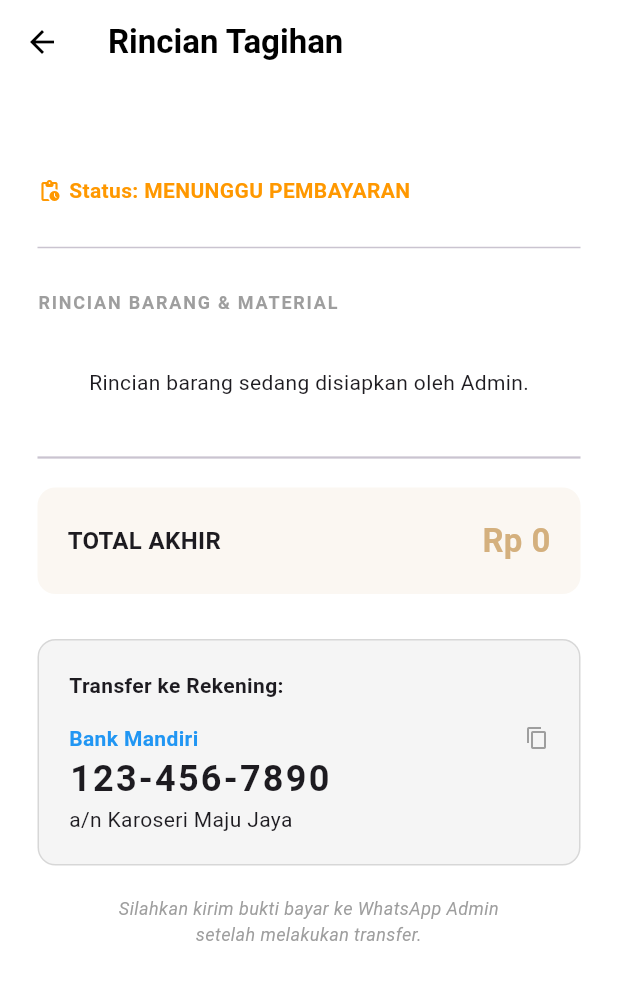
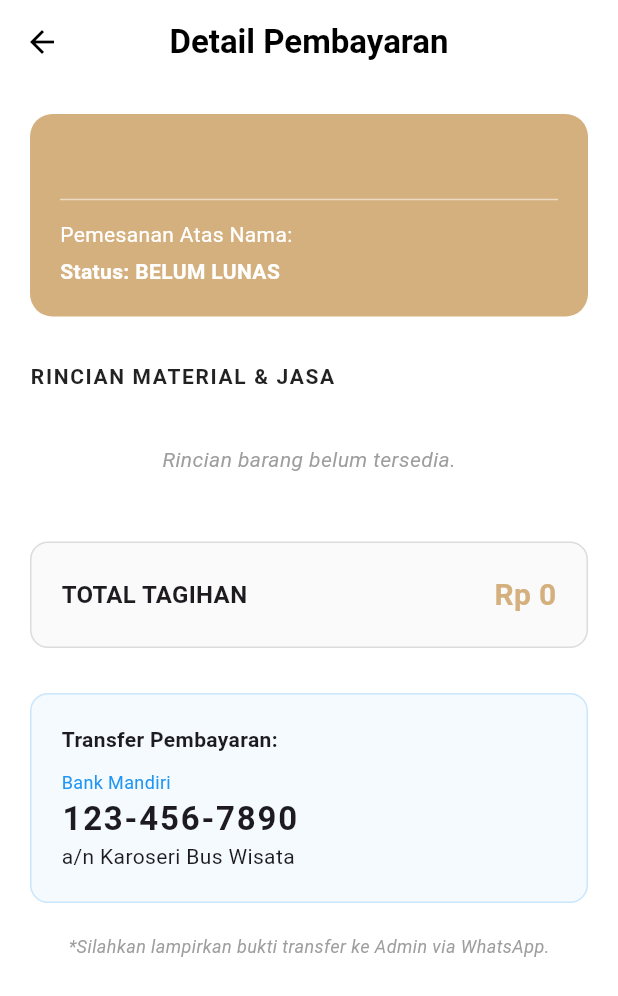
Before and after one commit to justin-rar/karoseri_mobile, a Flutter app: the DetailBayarPage screen opened directly with empty values, on a phone screen of 412 x 824 dp. Shown: the top 996 px of the screen. Run offline on Flutter 3.47's test engine with Material 3 defaults, Android fonts, the phone set to English and light mode, and no system bars; our stand-ins replace carousel_slider, image_picker, supabase_flutter; accounts and stored records are empty.

Commit message:
perbaikan pada halaman customer mengenai lihat progress

```diff
--- a/lib/dashboard/customer/features/invoice/detail_bayar_page.dart
+++ b/lib/dashboard/customer/features/invoice/detail_bayar_page.dart
@@ -14,7 +14,7 @@ class DetailBayarPage extends StatefulWidget {
 class _DetailBayarPageState extends State<DetailBayarPage> {
   final supabase = Supabase.instance.client;
 
-  // Formatter untuk Rupiah
+  // Formatter Mata Uang Rupiah
   final formatter = NumberFormat.currency(
     locale: 'id_ID',
     symbol: 'Rp ',
@@ -23,15 +23,17 @@ class _DetailBayarPageState extends State<DetailBayarPage> {
 
   @override
   Widget build(BuildContext context) {
+    // Ambil ID Project dari data yang dikirim halaman sebelumnya
     final idProject = widget.projectData['id_project'];
 
-    // Ambil total tagihan yang sudah di-update Manager
+    // Ambil Total Tagihan (data dari tabel projects)
     double totalTagihan =
         double.tryParse(
           widget.projectData['total_tagihan']?.toString() ?? '0',
         ) ??
         0;
 
+    // Cek Status Pembayaran
     bool isLunas =
         widget.projectData['status_bayar']?.toString().toLowerCase() == 'lunas';
 
@@ -40,59 +42,74 @@ class _DetailBayarPageState extends State<DetailBayarPage> {
       appBar: AppBar(
         backgroundColor: Colors.white,
         elevation: 0,
+        centerTitle: true,
         title: const Text(
-          "Rincian Tagihan",
+          "Detail Pembayaran",
           style: TextStyle(color: Colors.black, fontWeight: FontWeight.bold),
         ),
         leading: const BackButton(color: Colors.black),
       ),
       body: SingleChildScrollView(
-        padding: const EdgeInsets.all(25),
+        padding: const EdgeInsets.all(20),
         child: Column(
           crossAxisAlignment: CrossAxisAlignment.start,
           children: [
-            // --- HEADER INFO ---
+            // --- BAGIAN HEADER ---
+            Container(
+              width: double.infinity,
+              padding: const EdgeInsets.all(20),
+              decoration: BoxDecoration(
+                color: const Color(0xFFD4B07E), // Warna coklat muda karoseri
+                borderRadius: BorderRadius.circular(15),
+              ),
+              child: Column(
+                crossAxisAlignment: CrossAxisAlignment.start,
+                children: [
                   Text(
-              widget.projectData['nama_project']?.toString().toUpperCase() ??
+                    widget.projectData['nama_project']
+                            ?.toString()
+                            .toUpperCase() ??
                         "PROJECT",
-              style: const TextStyle(fontSize: 22, fontWeight: FontWeight.bold),
+                    style: const TextStyle(
+                      fontSize: 20,
+                      fontWeight: FontWeight.bold,
+                      color: Colors.white,
+                    ),
+                  ),
+                  const Divider(color: Colors.white54),
+                  const SizedBox(height: 5),
+                  Text(
+                    "Pemesanan Atas Nama: ${widget.projectData['nama_pemesan'] ?? '-'}",
+                    style: const TextStyle(color: Colors.white, fontSize: 14),
                   ),
                   const SizedBox(height: 5),
-            Row(
-              children: [
-                Icon(
-                  isLunas ? Icons.check_circle : Icons.pending_actions_rounded,
-                  size: 16,
-                  color: isLunas ? Colors.green : Colors.orange,
-                ),
-                const SizedBox(width: 5),
                   Text(
-                  "Status: ${isLunas ? 'LUNAS' : 'MENUNGGU PEMBAYARAN'}",
-                  style: TextStyle(
-                    color: isLunas ? Colors.green : Colors.orange,
+                    "Status: ${isLunas ? 'LUNAS' : 'BELUM LUNAS'}",
+                    style: const TextStyle(
+                      color: Colors.white,
                       fontWeight: FontWeight.bold,
+                      fontSize: 14,
                     ),
                   ),
                 ],
               ),
-
-            const Padding(
-              padding: EdgeInsets.symmetric(vertical: 20),
-              child: Divider(),
             ),
 
+            const SizedBox(height: 30),
+
+            // --- TABEL RINCIAN BARANG ---
             const Text(
-              "RINCIAN BARANG & MATERIAL",
+              "RINCIAN MATERIAL & JASA",
               style: TextStyle(
-                fontSize: 12,
+                fontSize: 14,
                 fontWeight: FontWeight.bold,
-                color: Colors.grey,
-                letterSpacing: 1.2,
+                color: Colors.black87,
+                letterSpacing: 1.1,
               ),
             ),
             const SizedBox(height: 15),
 
-            // --- FETCH DATA DARI projects_item ---
+            // Mengambil data item dari tabel projects_item
             FutureBuilder<List<Map<String, dynamic>>>(
               future: supabase
                   .from('projects_item')
@@ -101,16 +118,25 @@ class _DetailBayarPageState extends State<DetailBayarPage> {
               builder: (context, snapshot) {
                 if (snapshot.connectionState == ConnectionState.waiting) {
                   return const Center(
-                    child: LinearProgressIndicator(color: Color(0xFFD4B07E)),
+                    child: Padding(
+                      padding: EdgeInsets.all(20),
+                      child: CircularProgressIndicator(
+                        color: Color(0xFFD4B07E),
+                      ),
+                    ),
                   );
                 }
 
                 if (!snapshot.hasData || snapshot.data!.isEmpty) {
-                  return const Center(
-                    child: Padding(
-                      padding: EdgeInsets.all(20.0),
+                  return const Padding(
+                    padding: EdgeInsets.symmetric(vertical: 20),
+                    child: Center(
                       child: Text(
-                        "Rincian barang sedang disiapkan oleh Admin.",
+                        "Rincian barang belum tersedia.",
+                        style: TextStyle(
+                          fontStyle: FontStyle.italic,
+                          color: Colors.grey,
+                        ),
                       ),
                     ),
                   );
@@ -118,80 +144,113 @@ class _DetailBayarPageState extends State<DetailBayarPage> {
 
                 final items = snapshot.data!;
 
-                return ListView.builder(
-                  shrinkWrap: true,
-                  physics: const NeverScrollableScrollPhysics(),
-                  itemCount: items.length,
-                  itemBuilder: (context, index) {
-                    final item = items[index];
-
-                    // SESUAIKAN DENGAN NAMA KOLOM DI DATABASE
-                    double harga =
-                        double.tryParse(item['harga']?.toString() ?? '0') ?? 0;
-                    int qty = int.tryParse(item['qty']?.toString() ?? '0') ?? 0;
-                    double subtotal = harga * qty;
-
-                    return Padding(
-                      padding: const EdgeInsets.only(bottom: 15),
-                      child: Row(
-                        mainAxisAlignment: MainAxisAlignment.spaceBetween,
+                return Column(
+                  children: [
+                    // Header Baris
+                    Container(
+                      padding: const EdgeInsets.symmetric(vertical: 10),
+                      decoration: const BoxDecoration(
+                        border: Border(
+                          bottom: BorderSide(color: Colors.black12),
+                        ),
+                      ),
+                      child: const Row(
                         children: [
                           Expanded(
-                            child: Column(
-                              crossAxisAlignment: CrossAxisAlignment.start,
-                              children: [
-                                Text(
-                                  item['nama_barang'] ?? "Item Tanpa Nama",
-                                  style: const TextStyle(
-                                    fontWeight: FontWeight.w600,
-                                    fontSize: 15,
+                            flex: 3,
+                            child: Text(
+                              "Barang",
+                              style: TextStyle(fontWeight: FontWeight.bold),
                             ),
                           ),
-                                Text(
-                                  "$qty unit x ${formatter.format(harga)}",
-                                  style: const TextStyle(
-                                    fontSize: 13,
-                                    color: Colors.grey,
+                          Expanded(
+                            flex: 1,
+                            child: Text(
+                              "Qty",
+                              style: TextStyle(fontWeight: FontWeight.bold),
+                              textAlign: TextAlign.center,
+                            ),
+                          ),
+                          Expanded(
+                            flex: 2,
+                            child: Text(
+                              "Total",
+                              style: TextStyle(fontWeight: FontWeight.bold),
+                              textAlign: TextAlign.right,
                             ),
                           ),
                         ],
                       ),
                     ),
-                          Text(
+
+                    // List Item
+                    ...items.map((item) {
+                      // Nama kolom sesuai gambar database: nama_item, harga, jumlah
+                      String nama = item['nama_item']?.toString() ?? "Item";
+                      double harga =
+                          double.tryParse(item['harga']?.toString() ?? '0') ??
+                          0;
+                      int qty =
+                          int.tryParse(item['jumlah']?.toString() ?? '0') ?? 0;
+                      double subtotal = harga * qty;
+
+                      return Container(
+                        padding: const EdgeInsets.symmetric(vertical: 12),
+                        decoration: const BoxDecoration(
+                          border: Border(
+                            bottom: BorderSide(
+                              color: Colors.black12,
+                              width: 0.5,
+                            ),
+                          ),
+                        ),
+                        child: Row(
+                          children: [
+                            Expanded(flex: 3, child: Text(nama)),
+                            Expanded(
+                              flex: 1,
+                              child: Text(
+                                qty.toString(),
+                                textAlign: TextAlign.center,
+                              ),
+                            ),
+                            Expanded(
+                              flex: 2,
+                              child: Text(
                                 formatter.format(subtotal),
-                            style: const TextStyle(
-                              fontWeight: FontWeight.bold,
-                              fontSize: 15,
+                                textAlign: TextAlign.right,
                               ),
                             ),
                           ],
                         ),
                       );
-                  },
+                    }).toList(),
+                  ],
                 );
               },
             ),
 
-            const Divider(thickness: 1.5, height: 40),
+            const SizedBox(height: 25),
 
-            // --- TOTAL TAGIHAN ---
+            // --- TOTAL AKHIR ---
             Container(
               padding: const EdgeInsets.all(20),
               decoration: BoxDecoration(
-                color: const Color(0xFFD4B07E).withOpacity(0.1),
+                color: Colors.grey[50],
                 borderRadius: BorderRadius.circular(12),
+                border: Border.all(color: Colors.black12),
               ),
               child: Row(
                 mainAxisAlignment: MainAxisAlignment.spaceBetween,
                 children: [
                   const Text(
-                    "TOTAL AKHIR",
+                    "TOTAL TAGIHAN",
                     style: TextStyle(fontSize: 16, fontWeight: FontWeight.bold),
                   ),
                   Text(
                     formatter.format(totalTagihan),
                     style: const TextStyle(
-                      fontSize: 22,
+                      fontSize: 20,
                       fontWeight: FontWeight.bold,
                       color: Color(0xFFD4B07E),
                     ),
@@ -202,15 +261,13 @@ class _DetailBayarPageState extends State<DetailBayarPage> {
 
             const SizedBox(height: 30),
 
-            // --- INFO REKENING ---
-            if (!isLunas) _buildPaymentInstruction(),
-
+            // --- INSTRUKSI PEMBAYARAN (Hanya muncul jika belum lunas) ---
+            if (!isLunas) ...[
+              _buildPaymentInfo(),
               const SizedBox(height: 20),
-            if (!isLunas)
               const Center(
                 child: Text(
-                  "Silahkan kirim bukti bayar ke WhatsApp Admin\nsetelah melakukan transfer.",
-                  textAlign: TextAlign.center,
+                  "*Silahkan lampirkan bukti transfer ke Admin via WhatsApp.",
                   style: TextStyle(
                     fontSize: 12,
                     color: Colors.grey,
@@ -219,51 +276,42 @@ class _DetailBayarPageState extends State<DetailBayarPage> {
                 ),
               ),
             ],
+          ],
         ),
       ),
     );
   }
 
-  Widget _buildPaymentInstruction() {
+  Widget _buildPaymentInfo() {
     return Container(
       width: double.infinity,
       padding: const EdgeInsets.all(20),
       decoration: BoxDecoration(
-        color: Colors.grey[100],
+        color: Colors.blue.withOpacity(0.05),
         borderRadius: BorderRadius.circular(12),
-        border: Border.all(color: Colors.black12),
+        border: Border.all(color: Colors.blue.withOpacity(0.2)),
       ),
       child: const Column(
         crossAxisAlignment: CrossAxisAlignment.start,
         children: [
           Text(
-            "Transfer ke Rekening:",
+            "Transfer Pembayaran:",
             style: TextStyle(fontWeight: FontWeight.bold),
           ),
-          SizedBox(height: 15),
-          Row(
-            mainAxisAlignment: MainAxisAlignment.spaceBetween,
-            children: [
+          SizedBox(height: 10),
           Text(
             "Bank Mandiri",
-                style: TextStyle(
-                  fontSize: 14,
-                  color: Colors.blue,
-                  fontWeight: FontWeight.bold,
-                ),
-              ),
-              Icon(Icons.copy, size: 16, color: Colors.grey),
-            ],
+            style: TextStyle(fontSize: 12, color: Colors.blue),
           ),
           Text(
             "123-456-7890",
             style: TextStyle(
-              fontSize: 24,
+              fontSize: 22,
               fontWeight: FontWeight.bold,
-              letterSpacing: 1.5,
+              letterSpacing: 1.2,
             ),
           ),
-          Text("a/n Karoseri Maju Jaya", style: TextStyle(fontSize: 14)),
+          Text("a/n Karoseri Bus Wisata", style: TextStyle(fontSize: 14)),
         ],
       ),
     );
```
Also changed, not shown: lib/dashboard/customer/features/progress/detail_progress_page.dart (+15 -32 lines), lib/dashboard/customer/features/progress/progress_page.dart (+5 -9 lines). Lines whose indentation alone changed are shown as unchanged.
